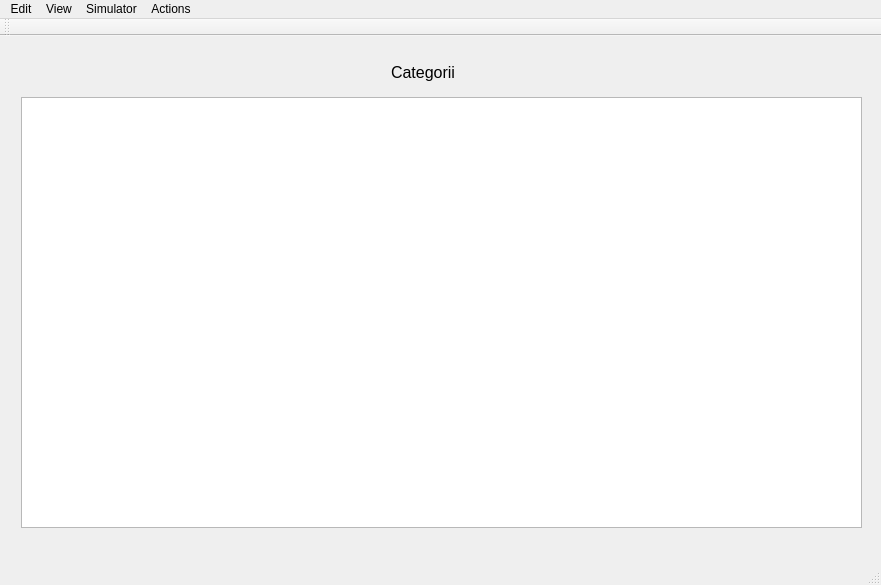
Qt form DataBase_Project/mainwindow.ui (und3rsrl/Database-Project-Martial-Art-) before a commit.
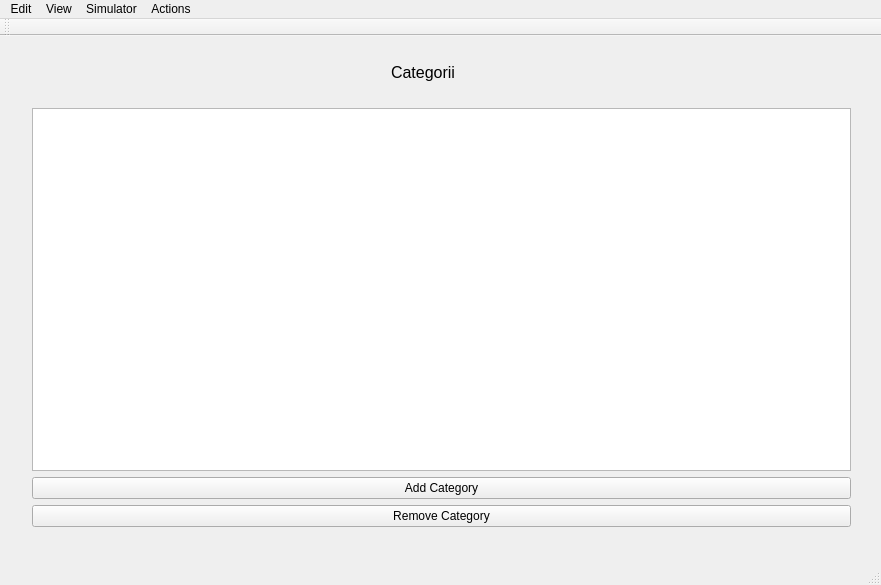
The same form after that commit. The open tabs and pages were chosen to show the change.

Patch:
```diff
--- a/DataBase_Project/mainwindow.ui
+++ b/DataBase_Project/mainwindow.ui
@@ -114,16 +114,6 @@
        </widget>
       </widget>
       <widget class="QWidget" name="categoriiPage">
-       <widget class="QListView" name="categoriiList">
-        <property name="geometry">
-         <rect>
-          <x>10</x>
-          <y>50</y>
-          <width>841</width>
-          <height>431</height>
-         </rect>
-        </property>
-       </widget>
        <widget class="QLabel" name="label_2">
         <property name="geometry">
          <rect>
@@ -142,6 +132,35 @@
          <string>Categorii</string>
         </property>
        </widget>
+       <widget class="QWidget" name="">
+        <property name="geometry">
+         <rect>
+          <x>10</x>
+          <y>50</y>
+          <width>841</width>
+          <height>441</height>
+         </rect>
+        </property>
+        <layout class="QVBoxLayout" name="verticalLayout_2">
+         <item>
+          <widget class="QTableView" name="categoryView"/>
+         </item>
+         <item>
+          <widget class="QPushButton" name="addCategoryButton">
+           <property name="text">
+            <string>Add Category</string>
+           </property>
+          </widget>
+         </item>
+         <item>
+          <widget class="QPushButton" name="removeCategoryButton">
+           <property name="text">
+            <string>Remove Category</string>
+           </property>
+          </widget>
+         </item>
+        </layout>
+       </widget>
       </widget>
      </widget>
     </item>
```
Left out of the diff: 6 changed lines with no effect on the pictures.
